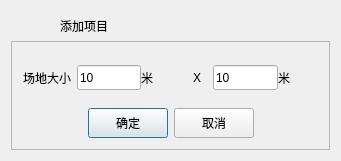
Before: the Qt Designer form UAVManage/spaceparam.ui in gessd/UAVManage, drawn with Qt 5.
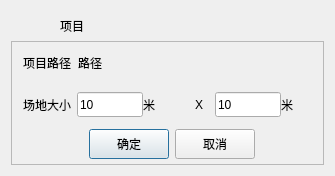
After: the same form once the commit is applied. Icons and pictures are not drawn.

Commit message: 增加项目属性显示

What changed in the file:
```diff
--- a/UAVManage/spaceparam.ui
+++ b/UAVManage/spaceparam.ui
@@ -6,8 +6,8 @@
    <rect>
     <x>0</x>
     <y>0</y>
-    <width>341</width>
-    <height>161</height>
+    <width>335</width>
+    <height>176</height>
    </rect>
   </property>
   <property name="windowTitle">
@@ -29,7 +29,144 @@
       <enum>QFrame::Raised</enum>
      </property>
      <layout class="QGridLayout" name="gridLayout">
+      <property name="topMargin">
+       <number>2</number>
+      </property>
+      <property name="rightMargin">
+       <number>2</number>
+      </property>
+      <property name="bottomMargin">
+       <number>5</number>
+      </property>
+      <item row="2" column="0">
+       <layout class="QHBoxLayout" name="horizontalLayout_4">
+        <item>
+         <spacer name="horizontalSpacer">
+          <property name="orientation">
+           <enum>Qt::Horizontal</enum>
+          </property>
+          <property name="sizeHint" stdset="0">
+           <size>
+            <width>40</width>
+            <height>20</height>
+           </size>
+          </property>
+         </spacer>
+        </item>
+        <item>
+         <widget class="QPushButton" name="btnOK">
+          <property name="sizePolicy">
+           <sizepolicy hsizetype="Preferred" vsizetype="Preferred">
+            <horstretch>0</horstretch>
+            <verstretch>0</verstretch>
+           </sizepolicy>
+          </property>
+          <property name="minimumSize">
+           <size>
+            <width>80</width>
+            <height>0</height>
+           </size>
+          </property>
+          <property name="maximumSize">
+           <size>
+            <width>16777215</width>
+            <height>30</height>
+           </size>
+          </property>
+          <property name="text">
+           <string>确定</string>
+          </property>
+         </widget>
+        </item>
+        <item>
+         <widget class="QPushButton" name="btnCancel">
+          <property name="sizePolicy">
+           <sizepolicy hsizetype="Preferred" vsizetype="Preferred">
+            <horstretch>0</horstretch>
+            <verstretch>0</verstretch>
+           </sizepolicy>
+          </property>
+          <property name="minimumSize">
+           <size>
+            <width>80</width>
+            <height>30</height>
+           </size>
+          </property>
+          <property name="maximumSize">
+           <size>
+            <width>16777215</width>
+            <height>30</height>
+           </size>
+          </property>
+          <property name="text">
+           <string>取消</string>
+          </property>
+         </widget>
+        </item>
+        <item>
+         <spacer name="horizontalSpacer_2">
+          <property name="orientation">
+           <enum>Qt::Horizontal</enum>
+          </property>
+          <property name="sizeHint" stdset="0">
+           <size>
+            <width>40</width>
+            <height>20</height>
+           </size>
+          </property>
+         </spacer>
+        </item>
+       </layout>
+      </item>
       <item row="0" column="0">
+       <widget class="QWidget" name="widgetProject" native="true">
+        <property name="styleSheet">
+         <string notr="true">background:transparent;</string>
+        </property>
+        <layout class="QHBoxLayout" name="horizontalLayout_6">
+         <property name="leftMargin">
+          <number>0</number>
+         </property>
+         <property name="topMargin">
+          <number>0</number>
+         </property>
+         <property name="rightMargin">
+          <number>0</number>
+         </property>
+         <property name="bottomMargin">
+          <number>0</number>
+         </property>
+         <item>
+          <widget class="QLabel" name="label_5">
+           <property name="text">
+            <string>项目路径</string>
+           </property>
+          </widget>
+         </item>
+         <item>
+          <widget class="QLabel" name="labelPath">
+           <property name="text">
+            <string>路径</string>
+           </property>
+          </widget>
+         </item>
+         <item>
+          <spacer name="horizontalSpacer_3">
+           <property name="orientation">
+            <enum>Qt::Horizontal</enum>
+           </property>
+           <property name="sizeHint" stdset="0">
+            <size>
+             <width>40</width>
+             <height>20</height>
+            </size>
+           </property>
+          </spacer>
+         </item>
+        </layout>
+       </widget>
+      </item>
+      <item row="1" column="0">
        <layout class="QHBoxLayout" name="horizontalLayout_3">
         <item>
          <widget class="QLabel" name="label">
@@ -134,86 +271,6 @@
         </item>
        </layout>
       </item>
-      <item row="1" column="0">
-       <layout class="QHBoxLayout" name="horizontalLayout_4">
-        <item>
-         <spacer name="horizontalSpacer">
-          <property name="orientation">
-           <enum>Qt::Horizontal</enum>
-          </property>
-          <property name="sizeHint" stdset="0">
-           <size>
-            <width>40</width>
-            <height>20</height>
-           </size>
-          </property>
-         </spacer>
-        </item>
-        <item>
-         <widget class="QPushButton" name="btnOK">
-          <property name="sizePolicy">
-           <sizepolicy hsizetype="Preferred" vsizetype="Preferred">
-            <horstretch>0</horstretch>
-            <verstretch>0</verstretch>
-           </sizepolicy>
-          </property>
-          <property name="minimumSize">
-           <size>
-            <width>80</width>
-            <height>0</height>
-           </size>
-          </property>
-          <property name="maximumSize">
-           <size>
-            <width>16777215</width>
-            <height>30</height>
-           </size>
-          </property>
-          <property name="text">
-           <string>确定</string>
-          </property>
-         </widget>
-        </item>
-        <item>
-         <widget class="QPushButton" name="btnCancel">
-          <property name="sizePolicy">
-           <sizepolicy hsizetype="Preferred" vsizetype="Preferred">
-            <horstretch>0</horstretch>
-            <verstretch>0</verstretch>
-           </sizepolicy>
-          </property>
-          <property name="minimumSize">
-           <size>
-            <width>80</width>
-            <height>0</height>
-           </size>
-          </property>
-          <property name="maximumSize">
-           <size>
-            <width>16777215</width>
-            <height>30</height>
-           </size>
-          </property>
-          <property name="text">
-           <string>取消</string>
-          </property>
-         </widget>
-        </item>
-        <item>
-         <spacer name="horizontalSpacer_2">
-          <property name="orientation">
-           <enum>Qt::Horizontal</enum>
-          </property>
-          <property name="sizeHint" stdset="0">
-           <size>
-            <width>40</width>
-            <height>20</height>
-           </size>
-          </property>
-         </spacer>
-        </item>
-       </layout>
-      </item>
      </layout>
     </widget>
    </item>
@@ -257,7 +314,7 @@
       <item>
        <widget class="QLabel" name="dialogLabelTitle">
         <property name="text">
-         <string>添加项目</string>
+         <string>项目</string>
         </property>
        </widget>
       </item>
```
The commit also changes 4 other files.
